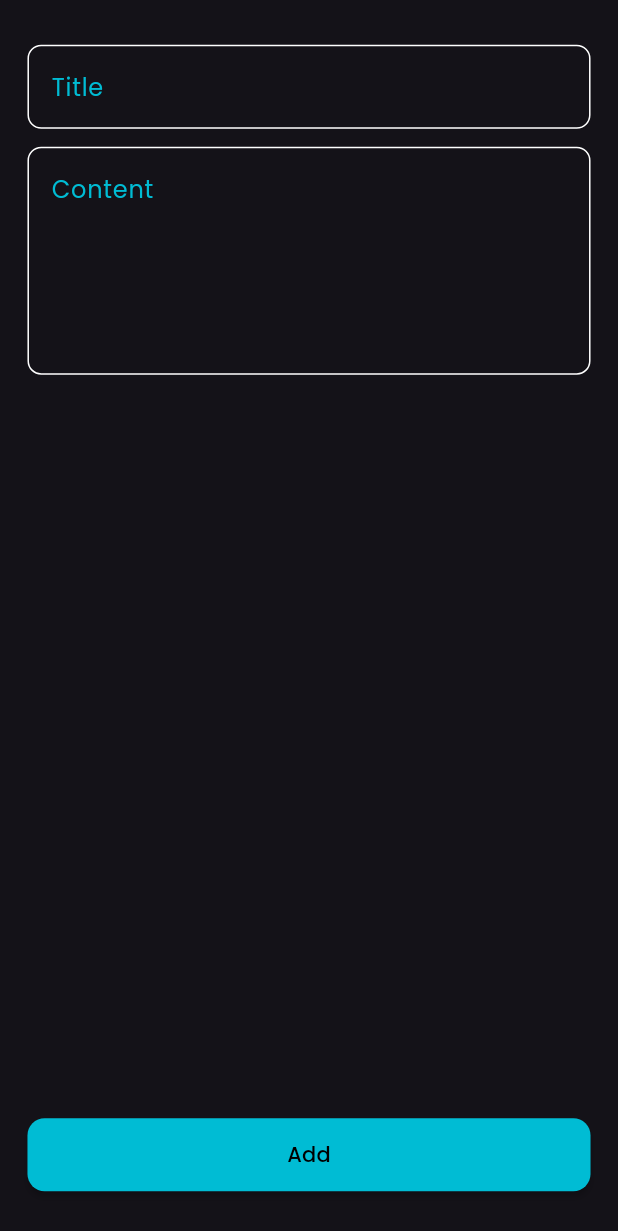
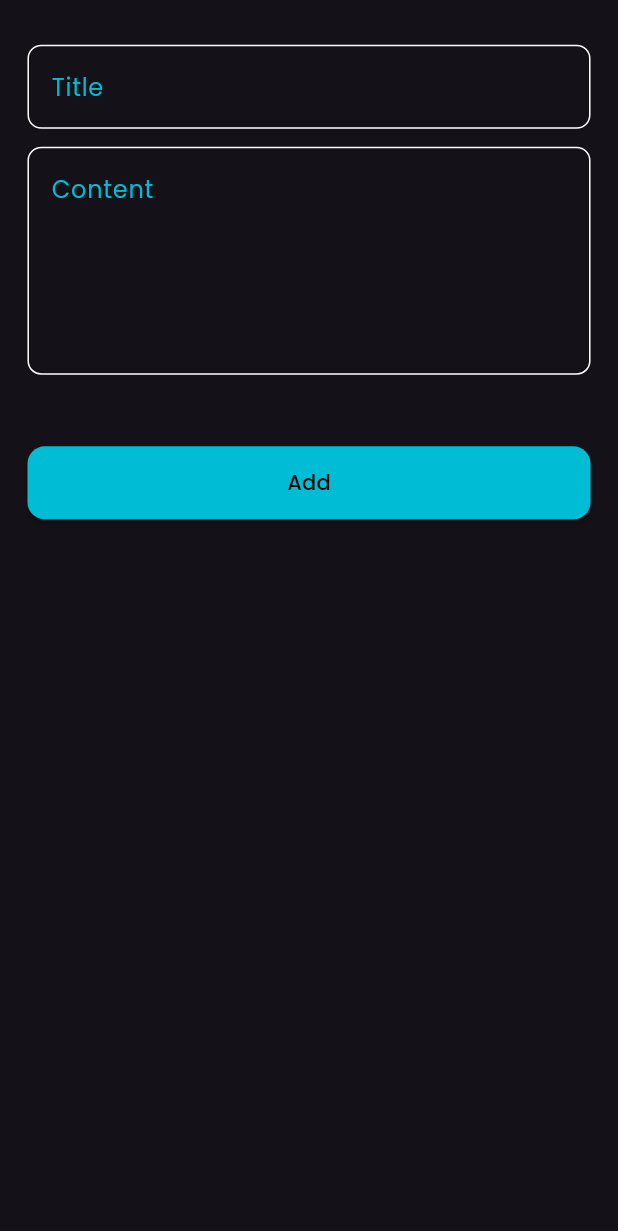
Before and after one commit to Ahmedyehia122/Notifly, a Flutter app: the AddNoteButtonSheet widget shown alone on an empty page, opened directly, on a phone screen of 412 x 824 dp. Shown: the top 1231 px of the screen. Run offline on Flutter 3.47's test engine with Material 3 defaults, Android fonts, the phone set to English and light mode, and no system bars; our stand-ins replace flutter_screenutil, font_awesome_flutter.

Commit message:
add notes bottom sheet done

```diff
--- a/lib/features/home/presentation/widgets/add_note_button_sheet.dart
+++ b/lib/features/home/presentation/widgets/add_note_button_sheet.dart
@@ -16,6 +16,7 @@ class AddNoteButtonSheet extends StatelessWidget {
         horizontal: 16.w,
         vertical: 25.h,
       ),
+      child: SingleChildScrollView(
         child: Column(
           children: [
             CustomTextField(
@@ -30,9 +31,12 @@ class AddNoteButtonSheet extends StatelessWidget {
               controller: content,
               maxLines: 5,
             ),
-          const Spacer(),
+            SizedBox(
+              height: 40.h,
+            ),
             const CustomButton(),
           ],
+        ),
       ),
     );
   }
```
Lines whose indentation alone changed are shown as unchanged.
